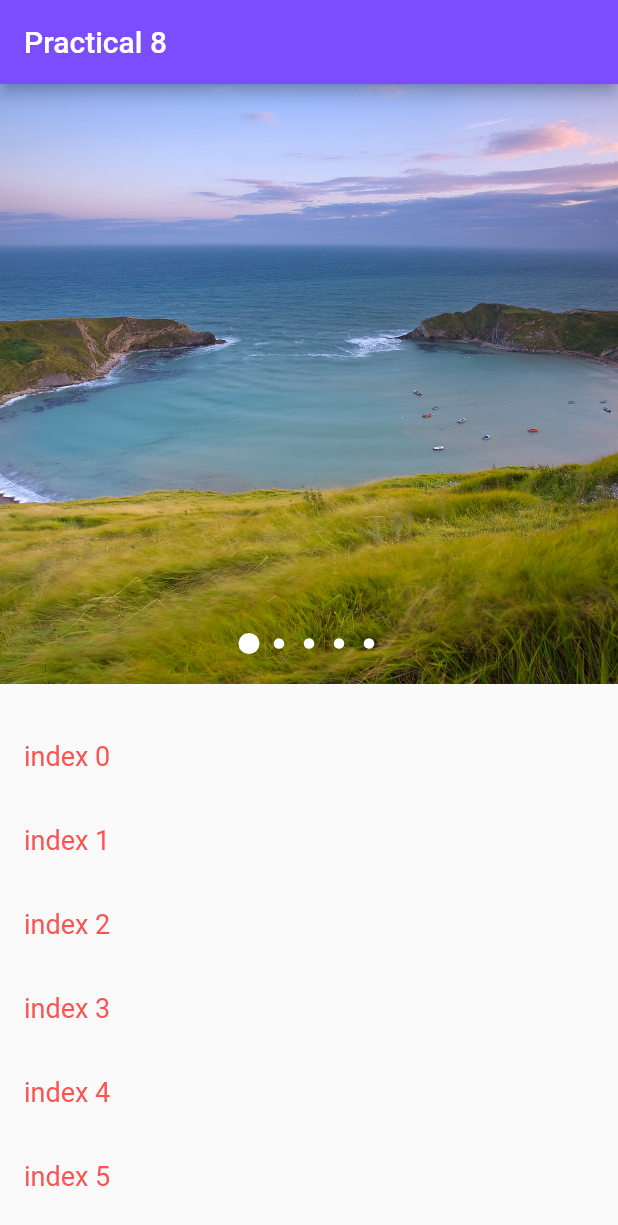
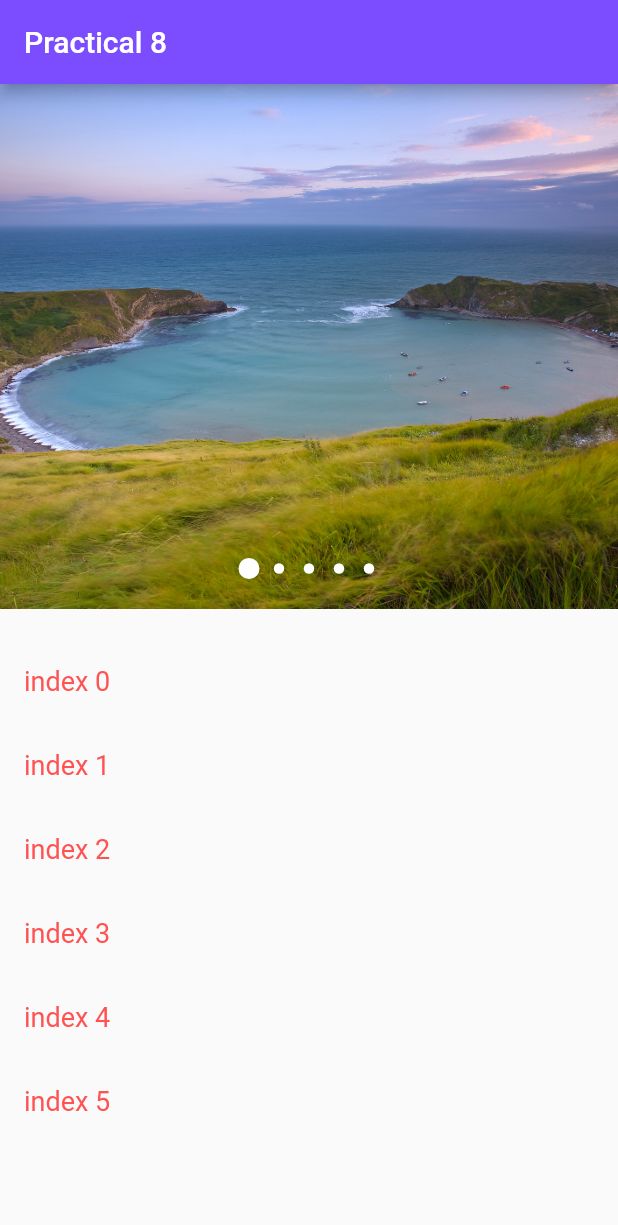
Before and after one commit to rdtank/WCMC, a Flutter app: the screen it shows after launch, on a phone screen of 412 x 824 dp. Shown: the top 1225 px of the screen. Run offline on Flutter 3.47's test engine with Material 2 defaults, Android fonts, the phone set to English and light mode, and no system bars; drawn by our look-alikes of carousel_pro; our stand-ins replace fluttertoast; missing offline and left inert: torch.

Commit message:
Practical 8

```diff
--- a/practical_8/lib/main.dart
+++ b/practical_8/lib/main.dart
@@ -24,7 +24,7 @@ class MyCarousel extends StatelessWidget {
       body: SingleChildScrollView(child: Column(
         children: <Widget>[
           Container(
-            height: 400.0,
+            height: 350.0,
             child: Carousel(
               images:[
               ExactAssetImage('assets/1.jpg'),
```
